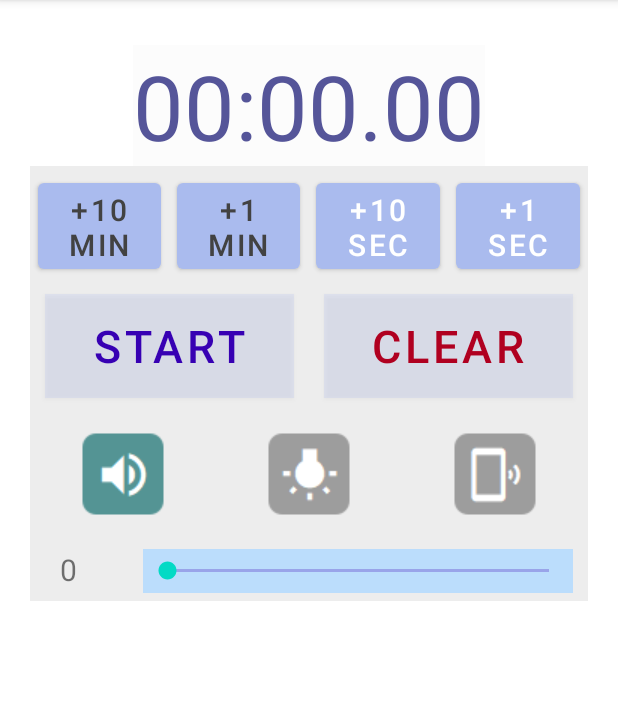
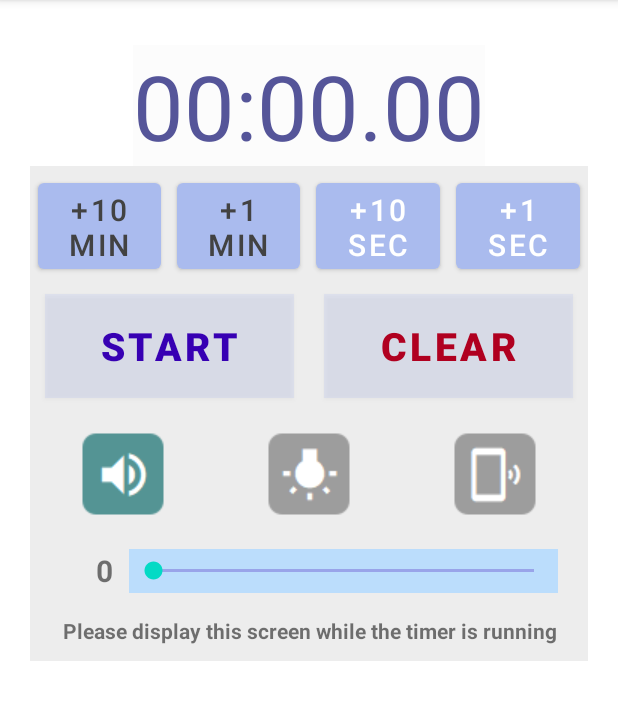
Before and after one commit to tfs-apps-one/NoticeTimer, an Android app: the screen it shows after launch (MainActivity), on a phone screen of 412 x 824 dp, the part 84-804 px from its top. Run offline under Robolectric (Android 15) with nearby library versions, the phone set to English and light mode, and no system bars.

Commit message:
言語対応・一時停止機能の追加

```diff
--- a/app/src/main/java/tfsapps/noticetimer/MainActivity.java
+++ b/app/src/main/java/tfsapps/noticetimer/MainActivity.java
@@ -20,17 +20,6 @@ import android.media.MediaPlayer;
 //ライト関連
 import android.hardware.camera2.CameraAccessException;
 import android.hardware.camera2.CameraManager;
-
-//スレッド
-//タイマースレッド
-
-/*
-* □　UIの整備（ライト、バイブレーション、音）
-* □　時間の設定（分、秒）
-* □　一時停止停止の処理
-* □　アイコン作成
-* □
-* */
 
 public class MainActivity extends AppCompatActivity {
     //カウントダウン
@@ -57,13 +46,27 @@ public class MainActivity extends AppCompatActivity {
     private boolean is_set_vaib = false;        //バイブ設定
 
     private int now_volume;                     //現在の音量値
+    private int init_volume;                    //アプリ起動時の音量値
     private SeekBar seek_volume;                //SeekBar
     private AudioManager am;
+    private long now_countNumber = 0;           //現在のタイマー値（カウントダウン中の値）
+    private boolean isPause = false;            //タイマー一時停止
+
+    //  国設定
+    private Locale _local;
+    private String _language;
+    private String _country;
 
     @Override
     protected void onCreate(Bundle savedInstanceState) {
         super.onCreate(savedInstanceState);
         setContentView(R.layout.activity_main);
+
+        //  国設定
+        _local = Locale.getDefault();
+        _language = _local.getLanguage();
+        _country = _local.getCountry();
+
         /* 初期化処理 */
         Button startButton = findViewById(R.id.btn_start);
         Button stopButton = findViewById(R.id.btn_clear);
@@ -112,7 +115,7 @@ public class MainActivity extends AppCompatActivity {
 
     }
     /*
-        スタート処理
+        アプリスタート処理
      */
     @Override
     public void onStart() {
@@ -121,11 +124,31 @@ public class MainActivity extends AppCompatActivity {
         //画面初期化
         DisplayScreen();
     }
+    /*
+        アプリ終了処理
+     */
+    @Override
+    public void onDestroy(){
+        super.onDestroy();
+        //カメラ
+        if (mCameraManager != null)
+        {
+            mCameraManager = null;
+        }
+        /* 音量の戻しの処理 */
+        if (am != null){
+            am.setStreamVolume(AudioManager.STREAM_MUSIC, init_volume, 0);
+            am = null;
+        }
+    }
 
     /*
         画面描画処理
      */
     public void DisplayScreen() {
+
+        Button btn_start = (Button)findViewById(R.id.btn_start);
+        Button btn_clear = (Button)findViewById(R.id.btn_clear);
 
         /* 音量 */
         TextView t_volume = (TextView)findViewById(R.id.text_volume);
@@ -136,9 +159,19 @@ public class MainActivity extends AppCompatActivity {
 
         //以下は、タイマー動作中は表示更新しない
         if (isActive == true){
-            /* タイマー動作中は画面更新しない */
-            return;
+            if (isPause == true){
+                btn_start.setText(R.string.btn_STOP);
+            }else{
+                btn_start.setText(R.string.btn_START);
             }
+            btn_start.setTextColor(getColor(R.color.material_on_background_disabled));
+            btn_clear.setTextColor(getColor(R.color.design_default_color_error));
+        }
+        else{
+            btn_start.setText(R.string.btn_START);
+            btn_start.setTextColor(getColor(R.color.design_default_color_primary_variant));
+            btn_clear.setTextColor(getColor(R.color.design_default_color_error));
+
             /* タイマー */
             timerText = findViewById(R.id.timer);
             timerText.setText(dataFormat.format(countNumber));
@@ -156,6 +189,7 @@ public class MainActivity extends AppCompatActivity {
             if (is_set_vaib == true)    i_btn3.setImageResource(R.drawable.vaib_1);
             else                        i_btn3.setImageResource(R.drawable.vaib_0);
         }
+    }
 
     /*
         ボタン各処理
@@ -172,9 +206,32 @@ public class MainActivity extends AppCompatActivity {
                 countDown = new CountDown(countNumber, INTERVAL);
                 countDown.start();
                 isActive = true;
+                isPause = false;
             }
+            DisplayScreen();
         }
         else{
+            /* タイマー途中 */
+            if (now_countNumber > 0){
+                if (isPause == true) {
+                    if (countDown != null){
+                        countDown.cancel();
+                        countDown = null;
+                    }
+                    countNumber = now_countNumber;
+                    countDown = new CountDown(countNumber, INTERVAL);
+                    countDown.start();
+                    isActive = true;
+                    isPause = false;
+                }
+                else{
+                    if (countDown != null){
+                        countDown.cancel();
+                    }
+                    isPause = true;
+                }
+                DisplayScreen();
+            }
             //エラー表示が親切
         }
     }
@@ -184,9 +241,13 @@ public class MainActivity extends AppCompatActivity {
             DeviceOff();
         }
         countNumber = 0;
+        if (countDown != null){
             countDown.cancel();
+        }
         isActive = false;
+        isPause = false;
         timerText.setText(dataFormat.format(0));
+        DisplayScreen();
     }
     // +10min
     public void on10min(View view){
@@ -281,6 +342,7 @@ public class MainActivity extends AppCompatActivity {
             // 完了
             //テキスト
             timerText.setText(dataFormat.format(0));
+            now_countNumber = 0;
             DeviceOn();
         }
         public void onPause1(){
@@ -295,6 +357,7 @@ public class MainActivity extends AppCompatActivity {
         // インターバルで呼ばれる
         @Override
         public void onTick(long millisUntilFinished) {
+            now_countNumber = millisUntilFinished;
             // 残り時間を分、秒、ミリ秒に分割
             long mm = millisUntilFinished / 1000 / 60;
             long ss = millisUntilFinished / 1000 % 60;
--- a/app/src/main/res/layout/activity_main.xml
+++ b/app/src/main/res/layout/activity_main.xml
@@ -44,7 +44,7 @@
             android:onClick="on10min"
             android:textSize="20dp"
             android:textColor="@color/cardview_dark_background"
-            android:text="+10\nmin" />
+            android:text="@string/btn_10MIN" />
 
 
         <Button
@@ -59,7 +59,7 @@
             android:onClick="on1min"
             android:textSize="20dp"
             android:textColor="@color/cardview_dark_background"
-            android:text="+1\nmin" />
+            android:text="@string/btn_1MIN" />
 
         <Button
             android:id="@+id/btn_10sec"
@@ -72,7 +72,7 @@
             android:layout_marginEnd="5dp"
             android:onClick="on10sec"
             android:textSize="20dp"
-            android:text="+10\nsec" />
+            android:text="@string/btn_10SEC" />
 
         <Button
             android:id="@+id/btn_1sec"
@@ -85,7 +85,7 @@
             android:layout_marginEnd="5dp"
             android:onClick="on1sec"
             android:textSize="20dp"
-            android:text="+1\nsec" />
+            android:text="@string/btn_1SEC" />
     </LinearLayout>
 
     <LinearLayout
@@ -109,8 +109,9 @@
         android:onClick="onStart"
         android:background="@color/cardview_shadow_start_color"
         android:textColor="@color/design_default_color_primary_variant"
-        android:textSize="30dp"
-        android:text="START" />
+        android:textStyle="bold"
+        android:textSize="26dp"
+        android:text="@string/btn_START" />
 
     <Button
         android:id="@+id/btn_clear"
@@ -124,8 +125,9 @@
         android:onClick="onClear"
         android:background="@color/cardview_shadow_start_color"
         android:textColor="@color/design_default_color_error"
-        android:textSize="30dp"
-        android:text="CLEAR" />
+        android:textStyle="bold"
+        android:textSize="26dp"
+        android:text="@string/btn_CLEAR" />
 
     </LinearLayout>
 
@@ -196,7 +198,10 @@
         android:layout_marginTop="5dp"
         android:layout_marginStart="20dp"
         android:layout_marginBottom="5dp"
-        android:layout_marginEnd="10dp"
+        android:layout_marginEnd="5dp"
+        android:gravity="center|right"
+        android:text="1"
+        android:textStyle="bold"
         android:textSize="20dp"
         android:background="@color/green_200"/>
 
@@ -207,9 +212,9 @@
         android:layout_height="match_parent"
         android:layout_weight="8"
         android:layout_marginTop="5dp"
-        android:layout_marginStart="10dp"
+        android:layout_marginStart="5dp"
         android:layout_marginBottom="5dp"
-        android:layout_marginEnd="10dp"
+        android:layout_marginEnd="20dp"
         android:progress="5"
         android:max="15"
         android:progressBackgroundTint="@color/design_default_color_primary_variant"
@@ -217,5 +222,29 @@
 
     </LinearLayout>
 
+    <LinearLayout
+        android:id="@+id/linearLayout4"
+        android:layout_width="match_parent"
+        android:layout_height="40dp"
+        android:layout_alignParentStart="true"
+        app:layout_constraintTop_toBottomOf="@+id/linearLayout3"
+        android:background="@color/green_200"
+        android:orientation="horizontal">
+
+    <TextView
+        android:id="@+id/text_comment"
+        android:layout_width="0dp"
+        android:layout_height="match_parent"
+        android:layout_weight="1"
+        android:layout_marginTop="5dp"
+        android:layout_marginStart="5dp"
+        android:layout_marginBottom="5dp"
+        android:layout_marginEnd="5dp"
+        android:gravity="center"
+        android:text="@string/COMMENT"
+        android:textStyle="bold"
+        android:textSize="14dp"
+        android:background="@color/green_200"/>
+    </LinearLayout>
 
 </androidx.constraintlayout.widget.ConstraintLayout>
--- a/app/src/main/res/values/strings.xml
+++ b/app/src/main/res/values/strings.xml
@@ -1,3 +1,11 @@
 <resources>
     <string name="app_name">NoticeTimer</string>
+    <string name="btn_10MIN">+10MIN</string>
+    <string name="btn_1MIN">+1 MIN</string>
+    <string name="btn_10SEC">+10SEC</string>
+    <string name="btn_1SEC">+1 SEC</string>
+    <string name="btn_START">START</string>
+    <string name="btn_STOP">STOP</string>
+    <string name="btn_CLEAR">CLEAR</string>
+    <string name="COMMENT">Please display this screen while the timer is running</string>
 </resources>
```
Also changed, not shown: 2 other files. Lines whose indentation alone changed are shown as unchanged.
